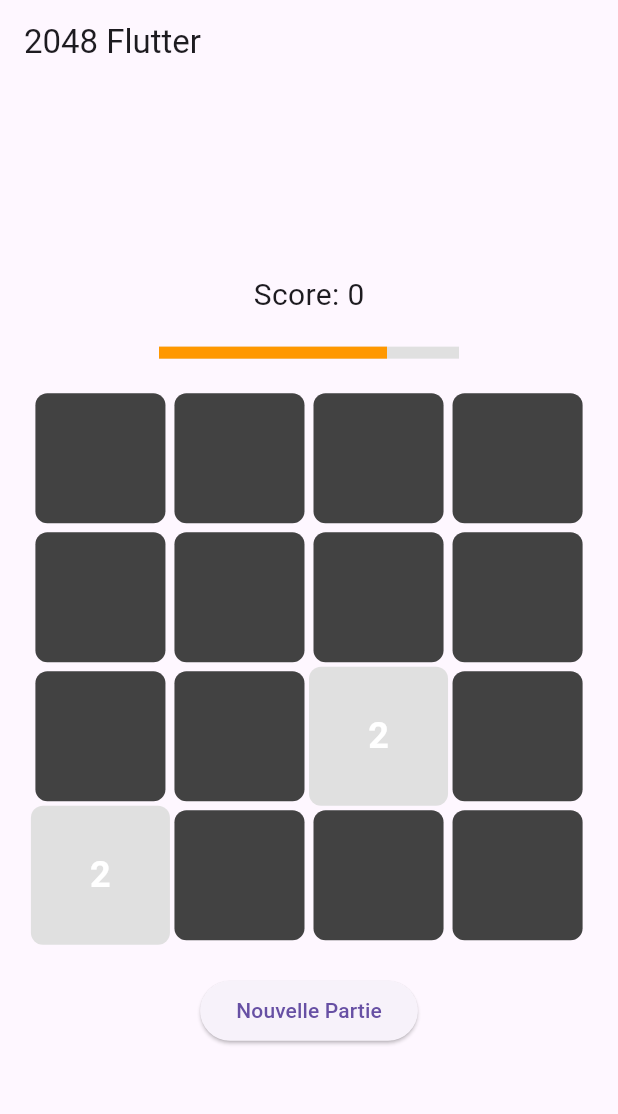
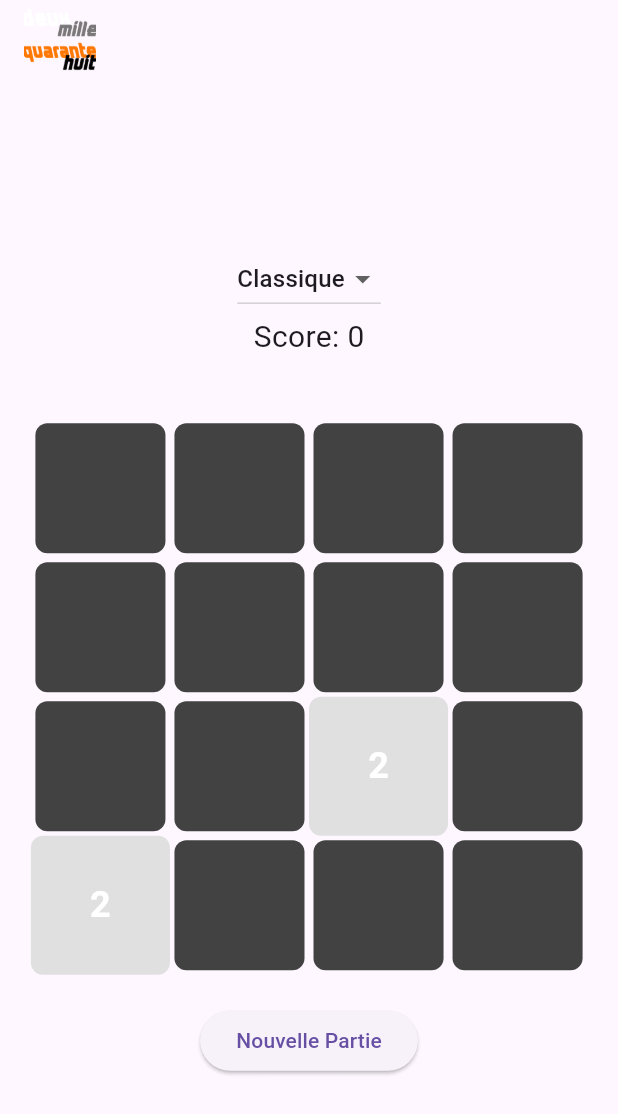
Before and after one commit to antrouillard/deux_mille_quarante_huit, a Flutter app: the screen it shows after launch, after a tap on "Nouvelle Partie", on a phone screen of 412 x 824 dp. Shown: the top 1114 px of the screen. Run offline on Flutter 3.47's test engine with Material 3 defaults, Android fonts, the phone set to English and light mode, and no system bars.

Commit message:
feat: added GameMode + GameMode menu

```diff
--- a/lib/models/game.dart
+++ b/lib/models/game.dart
@@ -1,4 +1,6 @@
 import 'dart:math';
+
+enum GameMode { classique, special, vitesse }
 
 class Game {
   static const int size = 4;
@@ -9,7 +11,9 @@ class Game {
   Set<Point<int>> explodingTiles = {};
   bool isGameOver = false;
 
-  Game() {
+  final GameMode mode;
+
+  Game({this.mode = GameMode.classique}) {
     _addNewTile();
     _addNewTile();
   }
@@ -24,7 +28,7 @@ class Game {
     if (empty.isNotEmpty) {
       final pos = empty[Random().nextInt(empty.length)];
       int rand = Random().nextInt(15);
-      if (rand == 0) {
+      if (mode == GameMode.special && rand == 0) {
         board[pos.x][pos.y] = -1; // Special tile
       } else if (rand == 1) {
         board[pos.x][pos.y] = 4;
--- a/lib/screens/game_screen.dart
+++ b/lib/screens/game_screen.dart
@@ -13,6 +13,8 @@ class GameScreen extends StatefulWidget {
 
 class _GameScreenState extends State<GameScreen> {
   late Game game;
+  GameMode _selectedMode = GameMode.classique;
+  // TIMER
   Timer? _moveTimer;
   static const int moveTimeoutSeconds = 5;
   double _timerProgress = 1.0;
@@ -23,8 +25,10 @@ class _GameScreenState extends State<GameScreen> {
   @override
   void initState() {
     super.initState();
-    game = Game();
+    game = Game(mode: _selectedMode);
+    if (_selectedMode == GameMode.vitesse) {
       _startMoveTimer();
+    }
   }
 
   void _startMoveTimer() {
@@ -55,8 +59,11 @@ class _GameScreenState extends State<GameScreen> {
   }
 
   void _onSwipe(String direction) async {
+    if (_selectedMode == GameMode.vitesse) {
       _moveTimer?.cancel();
       _timerProgress = 1.0;
+    }
+
     bool moved = game.moveWithoutNewTile(direction);
     if (moved) {
       _moveCount++;
@@ -84,7 +91,9 @@ class _GameScreenState extends State<GameScreen> {
         game.mergedTiles.clear();
       });
     }
+    if (_selectedMode == GameMode.vitesse) {
       _startMoveTimer();
+    }
   }
 
   void _showGameOverDialog() {
@@ -97,7 +106,13 @@ class _GameScreenState extends State<GameScreen> {
           TextButton(
             onPressed: () {
               Navigator.pop(context);
-              setState(() => game = Game());
+              setState(() {
+                game = Game();
+                _moveCount = 0;
+                _currentTimeout = moveTimeoutSeconds.toDouble();
+                _moveTimer?.cancel();
+                _startMoveTimer();
+              });
             },
             child: const Text("Rejouer"),
           ),
@@ -130,17 +145,56 @@ class _GameScreenState extends State<GameScreen> {
         }
       },
       child: Scaffold(
-        appBar: AppBar(title: const Text("2048 Flutter")),
+        appBar: AppBar(
+          title: Image.asset(
+            'static/icon/image.png',
+            height: 48, // Adjust as needed
+            fit: BoxFit.contain,
+          ),
+        ),
         body: Center(
           child: Column(
             mainAxisAlignment: MainAxisAlignment.center,
             crossAxisAlignment: CrossAxisAlignment.center,
             children: [
+              DropdownButton<GameMode>(
+                value: _selectedMode,
+                onChanged: (mode) {
+                  if (mode != null) {
+                    setState(() {
+                      _selectedMode = mode;
+                      // Reset game and timer when mode changes
+                      game = Game(mode: _selectedMode);
+                      _moveCount = 0;
+                      _currentTimeout = moveTimeoutSeconds.toDouble();
+                      _moveTimer?.cancel();
+                      if (_selectedMode == GameMode.vitesse) {
+                        _startMoveTimer();
+                      }
+                    });
+                  }
+                },
+                items: const [
+                  DropdownMenuItem(
+                    value: GameMode.classique,
+                    child: Text("Classique"),
+                  ),
+                  DropdownMenuItem(
+                    value: GameMode.special,
+                    child: Text("Spécial"),
+                  ),
+                  DropdownMenuItem(
+                    value: GameMode.vitesse,
+                    child: Text("Vitesse"),
+                  ),
+                ],
+              ),
               // SCORE
               Text("Score: ${game.score}",
                   style: const TextStyle(fontSize: 20)),
               const SizedBox(height: 20),
               // MOVE TIMER
+              if (_selectedMode == GameMode.vitesse)
                 AnimatedContainer(
                   duration: const Duration(milliseconds: 400),
                   curve: Curves.easeInOut,
@@ -152,6 +206,7 @@ class _GameScreenState extends State<GameScreen> {
                     minHeight: 8,
                   ),
                 ),
+
               const SizedBox(height: 20),
               BoardWidget(
                 board: game.board,
@@ -167,7 +222,9 @@ class _GameScreenState extends State<GameScreen> {
                     _moveCount = 0;
                     _currentTimeout = moveTimeoutSeconds.toDouble();
                     _moveTimer?.cancel();
+                    if (_selectedMode == GameMode.vitesse) {
                       _startMoveTimer();
+                    }
                   });
                 },
                 child: const Text("Nouvelle Partie"),
--- a/pubspec.yaml
+++ b/pubspec.yaml
@@ -59,8 +59,8 @@ flutter:
   uses-material-design: true
 
   # To add assets to your application, add an assets section, like this:
-  # assets:
-  #   - images/a_dot_burr.jpeg
+  assets:
+    - static/icon/image.png
   #   - images/a_dot_ham.jpeg
 
   # An image asset can refer to one or more resolution-specific "variants", see
```
Lines whose indentation alone changed are shown as unchanged.
